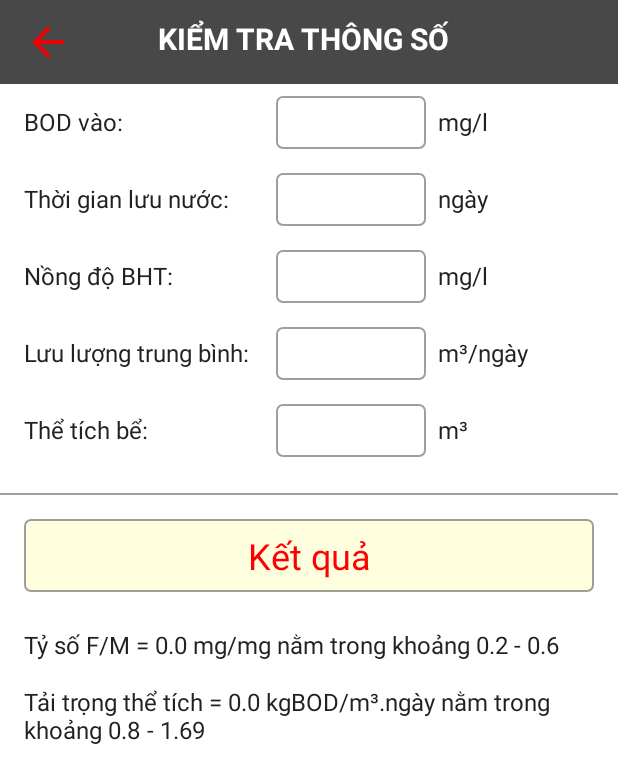
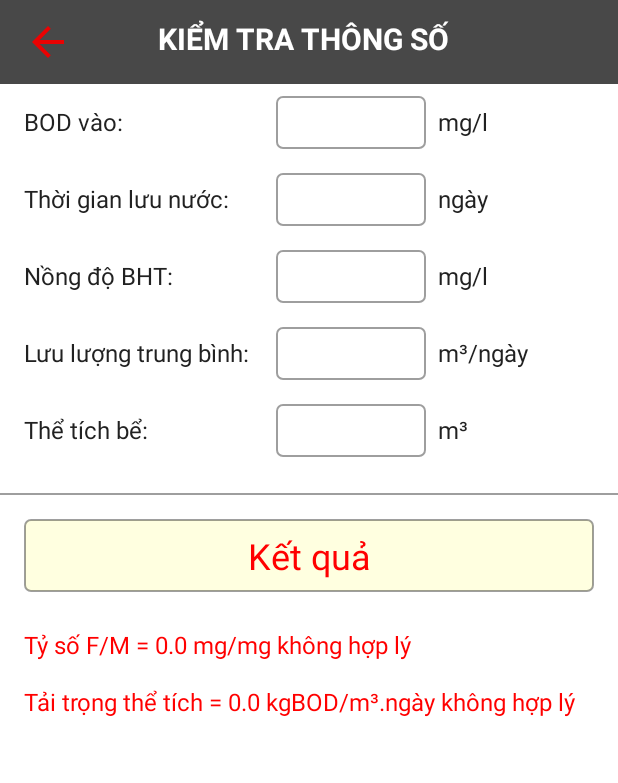
Before and after one commit to nhathoangit/AerotankCalculation, an Android app: the fragment KiemTraThongSoFragment placed in its activity, after a tap on "Kết quả", on a phone screen of 412 x 824 dp. Shown: the top 783 px of the screen. Run offline under Robolectric (Android 15) with nearby library versions, the phone set to English and light mode, and no system bars; our stand-ins replace ButterKnife; 5 statements that could not run were skipped.

Commit message:
+ Handle change color error message

```diff
--- a/AerotankCalculation/app/src/main/java/com/example/training/acc/aerotankcalculation/fragment/BunHoatTinhFragment.java
+++ b/AerotankCalculation/app/src/main/java/com/example/training/acc/aerotankcalculation/fragment/BunHoatTinhFragment.java
@@ -14,6 +14,7 @@ import android.widget.TextView;
 import com.example.training.acc.aerotankcalculation.R;
 import com.example.training.acc.aerotankcalculation.base.BaseFragment;
 import com.example.training.acc.aerotankcalculation.utils.AppUtils;
+import com.example.training.acc.aerotankcalculation.utils.KeyboardUtils;
 
 import butterknife.BindView;
 import butterknife.ButterKnife;
@@ -60,6 +61,7 @@ public class BunHoatTinhFragment extends BaseFragment {
         View view = inflater.inflate(R.layout.fragment_bun_hoat_tinh, container, false);
         setActionBarBack(view, getString(R.string.bun_hoat_tinh).toUpperCase());
         ButterKnife.bind(this, view);
+        KeyboardUtils.setupUI(view,getActivity());
         return view;
     }
 
--- a/AerotankCalculation/app/src/main/java/com/example/training/acc/aerotankcalculation/fragment/HieuQuaXuLyFragment.java
+++ b/AerotankCalculation/app/src/main/java/com/example/training/acc/aerotankcalculation/fragment/HieuQuaXuLyFragment.java
@@ -42,6 +42,7 @@ public class HieuQuaXuLyFragment extends BaseFragment {
         setActionBarBack(view, getString(R.string.hieu_qua_xu_ly).toUpperCase());
         KeyboardUtils.setupUI(view, getActivity());
         ButterKnife.bind(this, view);
+        KeyboardUtils.setupUI(view,getActivity());
         return view;
     }
 
--- a/AerotankCalculation/app/src/main/java/com/example/training/acc/aerotankcalculation/fragment/HomeFragment.java
+++ b/AerotankCalculation/app/src/main/java/com/example/training/acc/aerotankcalculation/fragment/HomeFragment.java
@@ -11,6 +11,7 @@ import android.view.ViewGroup;
 
 import com.example.training.acc.aerotankcalculation.R;
 import com.example.training.acc.aerotankcalculation.base.BaseFragment;
+import com.example.training.acc.aerotankcalculation.utils.KeyboardUtils;
 
 import butterknife.ButterKnife;
 import butterknife.OnClick;
@@ -26,6 +27,7 @@ public class HomeFragment extends BaseFragment {
         View view = inflater.inflate(R.layout.fragment_home, container, false);
         setActionBar(view, getString(R.string.title_home).toUpperCase());
         unbinder = ButterKnife.bind(this, view);
+        KeyboardUtils.setupUI(view,getActivity());
         return view;
     }
 
--- a/AerotankCalculation/app/src/main/java/com/example/training/acc/aerotankcalculation/fragment/KichThuocBeFragment.java
+++ b/AerotankCalculation/app/src/main/java/com/example/training/acc/aerotankcalculation/fragment/KichThuocBeFragment.java
@@ -14,6 +14,7 @@ import android.widget.TextView;
 import com.example.training.acc.aerotankcalculation.R;
 import com.example.training.acc.aerotankcalculation.base.BaseFragment;
 import com.example.training.acc.aerotankcalculation.utils.AppUtils;
+import com.example.training.acc.aerotankcalculation.utils.KeyboardUtils;
 
 import butterknife.BindView;
 import butterknife.ButterKnife;
@@ -57,6 +58,7 @@ public class KichThuocBeFragment extends BaseFragment {
         View view = inflater.inflate(R.layout.fragment_kich_thuoc_be, container, false);
         setActionBarBack(view, getString(R.string.kich_thuoc_be).toUpperCase());
         ButterKnife.bind(this, view);
+        KeyboardUtils.setupUI(view,getActivity());
         return view;
     }
 
--- a/AerotankCalculation/app/src/main/java/com/example/training/acc/aerotankcalculation/fragment/KiemTraThongSoFragment.java
+++ b/AerotankCalculation/app/src/main/java/com/example/training/acc/aerotankcalculation/fragment/KiemTraThongSoFragment.java
@@ -3,8 +3,12 @@ package com.example.training.acc.aerotankcalculation.fragment;
  * Created by NhatHoang on 03/12/2017.
  */
 
+import android.graphics.Color;
 import android.os.Bundle;
 import android.support.annotation.Nullable;
+import android.text.Html;
+import android.text.SpannableString;
+import android.text.style.ForegroundColorSpan;
 import android.view.LayoutInflater;
 import android.view.View;
 import android.view.ViewGroup;
@@ -14,6 +18,7 @@ import android.widget.TextView;
 import com.example.training.acc.aerotankcalculation.R;
 import com.example.training.acc.aerotankcalculation.base.BaseFragment;
 import com.example.training.acc.aerotankcalculation.utils.AppUtils;
+import com.example.training.acc.aerotankcalculation.utils.KeyboardUtils;
 
 import butterknife.BindView;
 import butterknife.ButterKnife;
@@ -44,6 +49,7 @@ public class KiemTraThongSoFragment extends BaseFragment {
         View view = inflater.inflate(R.layout.fragment_kiem_tra_thong_so, container, false);
         setActionBarBack(view, getString(R.string.kiem_tra_thong_so).toUpperCase());
         ButterKnife.bind(this, view);
+        KeyboardUtils.setupUI(view,getActivity());
         return view;
     }
 
@@ -56,7 +62,21 @@ public class KiemTraThongSoFragment extends BaseFragment {
         double x = Double.parseDouble(etX.getText().toString());
         mTySoFM = AppUtils.tySoFM(bodVao, t, x);
         mTaiTrongTheTich = AppUtils.taiTrongTheTich(bodVao, qTB, v);
-        tvTySoFM.setText(getText(R.string.kq_ty_so_fm) + " " + String.valueOf(mTySoFM) + " mg/mg nằm trong khoảng 0.2 - 0.6");
-        tvTaiTrongTheTich.setText(getText(R.string.kq_tai_trong_the_tich) + " " + String.valueOf(mTaiTrongTheTich) + " kgBOD/m³.ngày nằm trong khoảng 0.8 - 1.69");
+        if (mTySoFM >= 0.2 && mTySoFM <= 0.6) {
+            tvTySoFM.setText(getText(R.string.kq_ty_so_fm) + " " + String.valueOf(mTySoFM) + " mg/mg nằm trong khoảng 0.2 - 0.6");
+            tvTySoFM.setTextColor(Color.BLACK);
+        } else {
+            tvTySoFM.setText(getText(R.string.kq_ty_so_fm) + " " + String.valueOf(mTySoFM) + " mg/mg " + getString(R.string.khong_hop_ly));
+            tvTySoFM.setTextColor(Color.RED);
+        }
+        if (mTaiTrongTheTich >= 0.8 && mTaiTrongTheTich <= 1.69) {
+            tvTaiTrongTheTich.setText(getText(R.string.kq_tai_trong_the_tich) + " " + String.valueOf(mTaiTrongTheTich) + " kgBOD/m³.ngày nằm trong khoảng 0.8 - 1.69");
+            tvTaiTrongTheTich.setTextColor(Color.BLACK);
+        } else {
+            tvTaiTrongTheTich.setText(getText(R.string.kq_tai_trong_the_tich) + " " + String.valueOf(mTaiTrongTheTich) + " kgBOD/m³.ngày " + getString(R.string.khong_hop_ly));
+            tvTaiTrongTheTich.setTextColor(Color.RED);
+        }
+
+
     }
 }
--- a/AerotankCalculation/app/src/main/java/com/example/training/acc/aerotankcalculation/fragment/ThietBiPhanPhoiKhiFragment.java
+++ b/AerotankCalculation/app/src/main/java/com/example/training/acc/aerotankcalculation/fragment/ThietBiPhanPhoiKhiFragment.java
@@ -14,6 +14,7 @@ import android.widget.TextView;
 import com.example.training.acc.aerotankcalculation.R;
 import com.example.training.acc.aerotankcalculation.base.BaseFragment;
 import com.example.training.acc.aerotankcalculation.utils.AppUtils;
+import com.example.training.acc.aerotankcalculation.utils.KeyboardUtils;
 
 import butterknife.BindView;
 import butterknife.ButterKnife;
@@ -55,6 +56,7 @@ public class ThietBiPhanPhoiKhiFragment extends BaseFragment {
         View view = inflater.inflate(R.layout.fragment_thiet_bi_phan_phoi_khi, container, false);
         setActionBarBack(view, getString(R.string.thiet_bi_phan_phoi_khi).toUpperCase());
         ButterKnife.bind(this, view);
+        KeyboardUtils.setupUI(view,getActivity());
         return view;
     }
 
--- a/AerotankCalculation/app/src/main/res/values/strings.xml
+++ b/AerotankCalculation/app/src/main/res/values/strings.xml
@@ -33,4 +33,5 @@
     <string name="kq_so_dia_phan_phoi">Số đĩa phân phối khí = </string>
     <string name="kq_duong_kinh">Đường kính ống dẫn khí chính = </string>
     <string name="kq_duong_kinh_nhanh">Đường kính ống dẫn khí nhánh = </string>
+    <string name="khong_hop_ly">không hợp lý</string>
 </resources>
```
